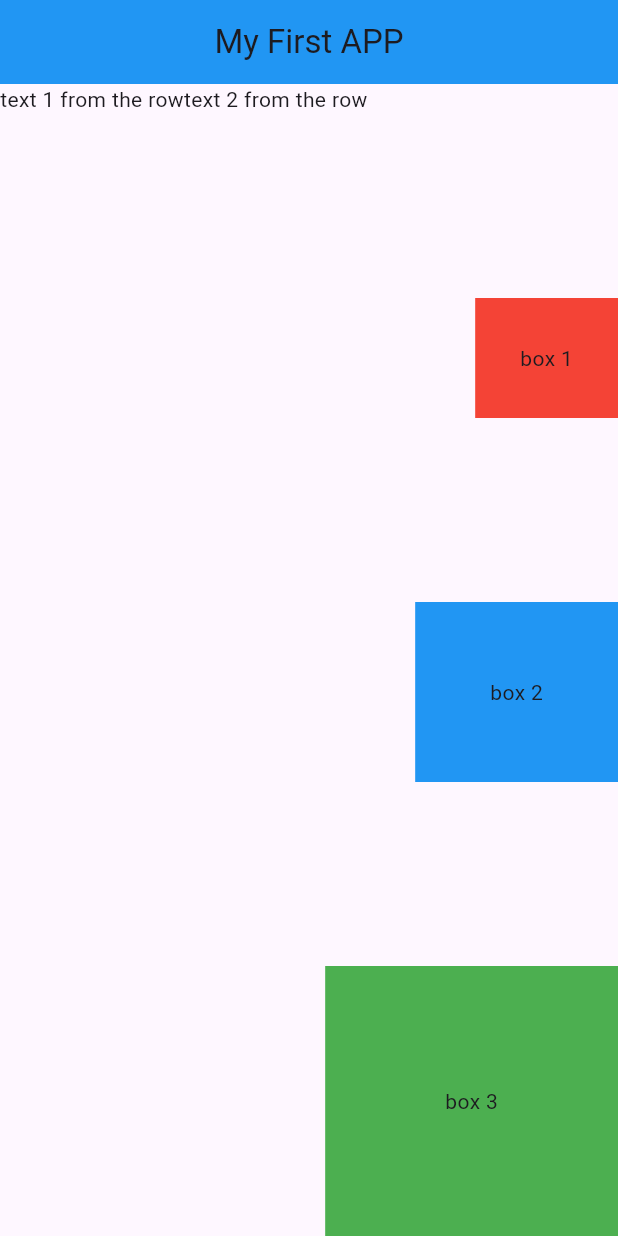
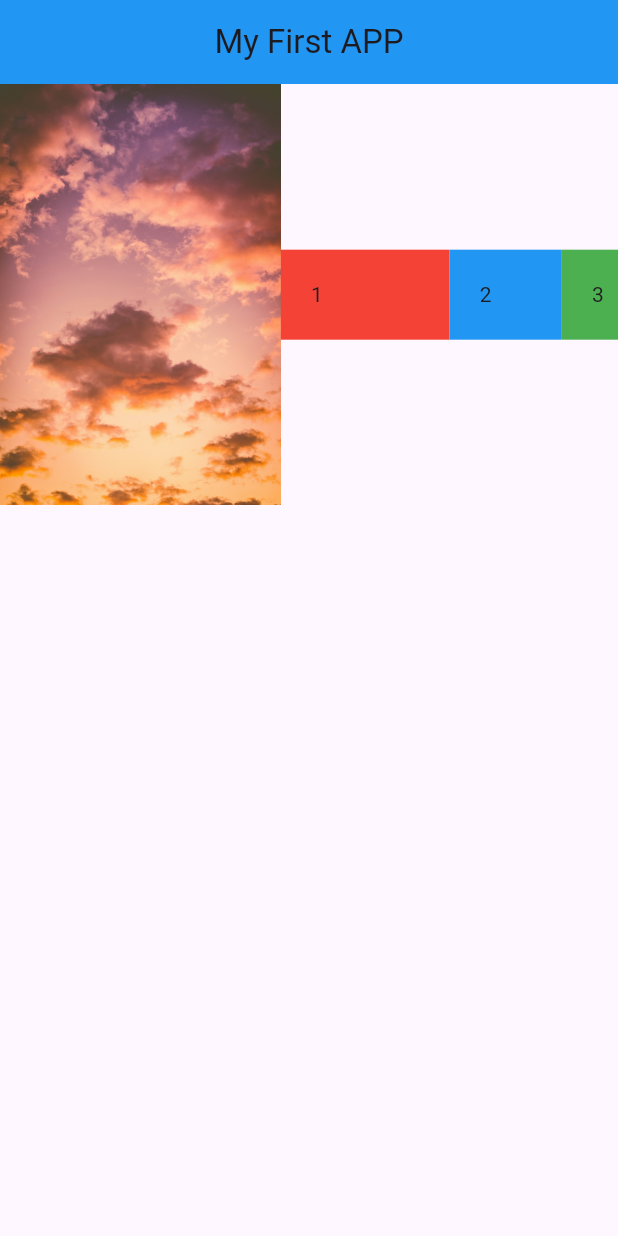
Before and after one commit to ruchibajra/flutter-foundations, a Flutter app: the screen it shows after launch, on a phone screen of 412 x 824 dp. Run offline on Flutter 3.47's test engine with Material 3 defaults, Android fonts, the phone set to English and light mode, and no system bars.

Commit message:
Expanded Widget

```diff
--- a/lib/main.dart
+++ b/lib/main.dart
@@ -16,30 +16,32 @@ class Home extends StatelessWidget {
           backgroundColor: Colors.blue,
           centerTitle: true,
         ),
-        body: Column(
-          mainAxisAlignment: MainAxisAlignment.spaceBetween,
-          crossAxisAlignment: CrossAxisAlignment.end,
+        body: Row(
           children: [
-            Row(
-              children: [
-                Text("text 1 from the row"),
-                Text("text 2 from the row"),
-              ],
+            Expanded(flex: 5, child: Image.asset('assets/sunset.jpg')),
+            Expanded(
+              flex: 3,
+              child: Container(
+                padding: EdgeInsets.all(20.0),
+                color: Colors.red,
+                child: Text('1'),
+              ),
             ),
-            Container(
-              child: Text("box 1"),
-              padding: EdgeInsets.all(30),
-              color: Colors.red,
+            Expanded(
+              flex: 2,
+              child: Container(
+                padding: EdgeInsets.all(20.0),
+                color: Colors.blue,
+                child: Text('2'),
+              ),
             ),
-            Container(
-              child: Text("box 2"),
-              padding: EdgeInsets.all(50),
-              color: Colors.blue,
-            ),
-            Container(
-              child: Text("box 3"),
-              padding: EdgeInsets.all(80),
-              color: Colors.green,
+            Expanded(
+              flex: 1,
+              child: Container(
+                padding: EdgeInsets.all(20.0),
+                color: Colors.green,
+                child: Text('3'),
+              ),
             )
           ],
         ));
```
